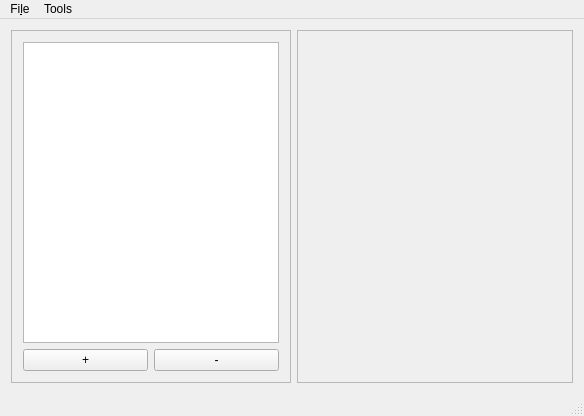
Old version of the form combatmap.ui in the repository MarcoTz/CombatMap.
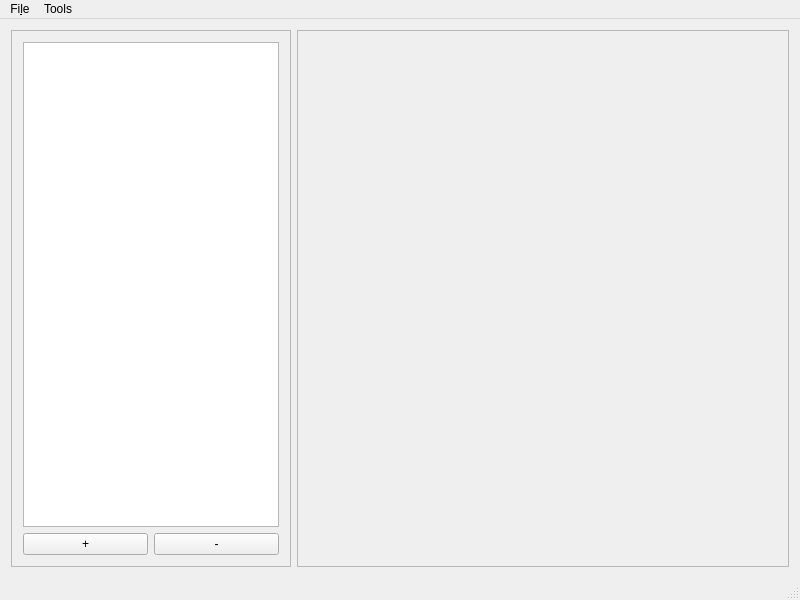
New version of the form. Custom widgets are drawn as their Qt base class.

```diff
--- a/combatmap.ui
+++ b/combatmap.ui
@@ -6,8 +6,8 @@
    <rect>
     <x>0</x>
     <y>0</y>
-    <width>584</width>
-    <height>416</height>
+    <width>800</width>
+    <height>600</height>
    </rect>
   </property>
   <property name="windowTitle">
@@ -73,8 +73,8 @@
         <rect>
          <x>0</x>
          <y>0</y>
-         <width>290</width>
-         <height>347</height>
+         <width>506</width>
+         <height>531</height>
         </rect>
        </property>
        <layout class="QGridLayout" name="gridLayout_scroll">
@@ -109,7 +109,7 @@
     <rect>
      <x>0</x>
      <y>0</y>
-     <width>584</width>
+     <width>800</width>
      <height>29</height>
     </rect>
    </property>
```
